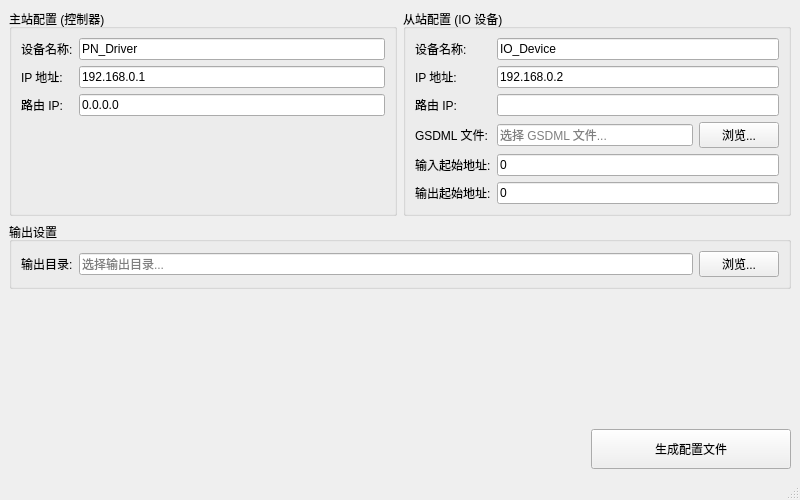
Qt form src/PNConfigGenerator/MainWindow.ui (helloninglei/PNConfigGenerator) before a commit.
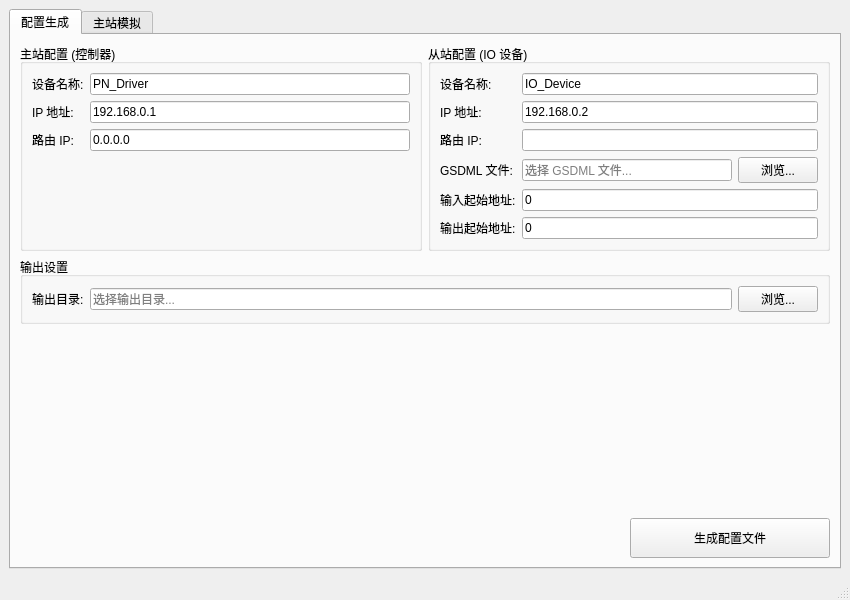
The same form after that commit.

Commit message: 添加主站模拟器界面

What changed in the file:
```diff
--- a/src/PNConfigGenerator/MainWindow.ui
+++ b/src/PNConfigGenerator/MainWindow.ui
@@ -6,8 +6,8 @@
    <rect>
     <x>0</x>
     <y>0</y>
-    <width>800</width>
-    <height>500</height>
+    <width>850</width>
+    <height>600</height>
    </rect>
   </property>
   <property name="windowTitle">
@@ -16,6 +16,16 @@
   <widget class="QWidget" name="centralwidget">
    <layout class="QVBoxLayout" name="mainLayout">
     <item>
+     <widget class="QTabWidget" name="tabWidget">
+      <property name="currentIndex">
+       <number>0</number>
+      </property>
+      <widget class="QWidget" name="configTab">
+       <attribute name="title">
+        <string>配置生成</string>
+       </attribute>
+       <layout class="QVBoxLayout" name="configTabLayout">
+        <item>
      <layout class="QHBoxLayout" name="configLayout">
       <!-- 主站配置 -->
       <item>
@@ -250,6 +260,16 @@
     </item>
    </layout>
   </widget>
+      <widget class="QWidget" name="simTab">
+       <attribute name="title">
+        <string>主站模拟</string>
+       </attribute>
+       <layout class="QVBoxLayout" name="simTabLayout"/>
+      </widget>
+     </widget>
+    </item>
+   </layout>
+  </widget>
   <widget class="QStatusBar" name="statusbar"/>
  </widget>
  <resources/>
```
Left out of the diff: 1 changed line with no effect on the pictures. Lines whose indentation alone changed are shown as unchanged. The commit also changes 8 other files.
